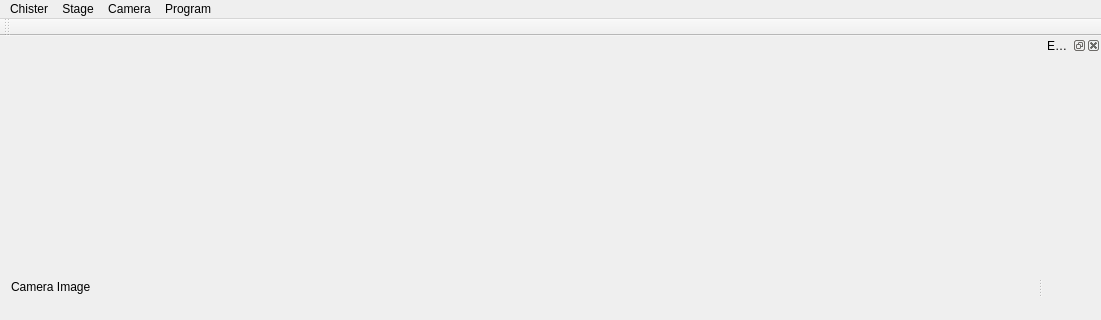
Old version of the form mainwindow.ui in the repository kkrizka/chister; both pictures show x 0 to 1101 and y 0 to 320 of the 1101 by 560 pixel window.
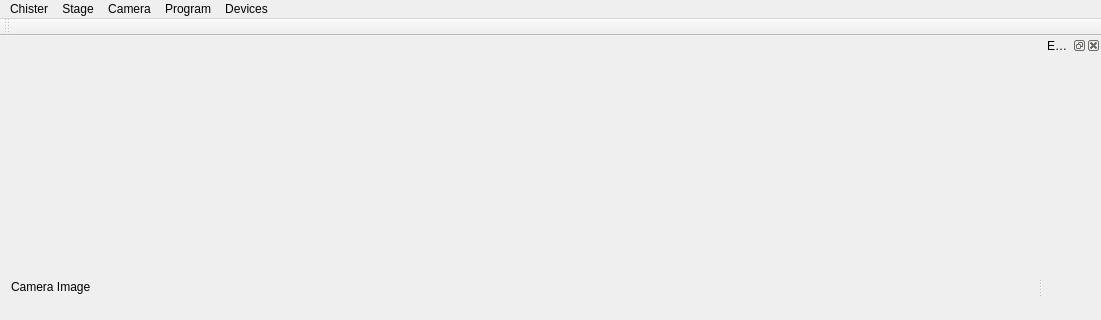
New version of the form.

Commit message: Added MicroZedHCC serial device. Added support for custom line endings for serial devices. SerialConsole now checks the status of the connection when it is opened.

Diff of the .ui file:
```diff
--- a/mainwindow.ui
+++ b/mainwindow.ui
@@ -70,10 +70,17 @@
     </property>
     <addaction name="actionSavePicture"/>
    </widget>
+   <widget class="QMenu" name="menuOther">
+    <property name="title">
+     <string>Devices</string>
+    </property>
+    <addaction name="actionHCCSerialConsole"/>
+   </widget>
    <addaction name="menuChister"/>
    <addaction name="menuStage"/>
    <addaction name="menuCamera"/>
    <addaction name="menuProgram"/>
+   <addaction name="menuOther"/>
   </widget>
   <widget class="QToolBar" name="mainToolBar">
    <attribute name="toolBarArea">
```
Left out of the diff: 5 changed lines with no effect on the pictures. The commit also changes 8 other files.
